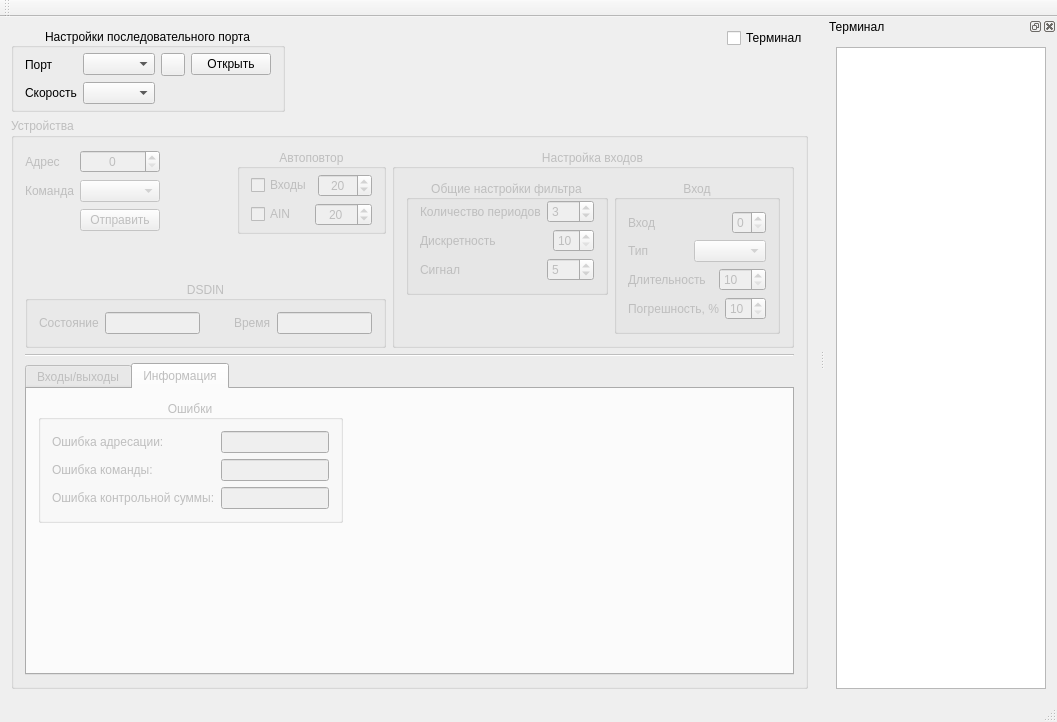
This is mainwindow.ui in vlarry/emulator as Qt 5 draws it before an edit. The edited form follows.
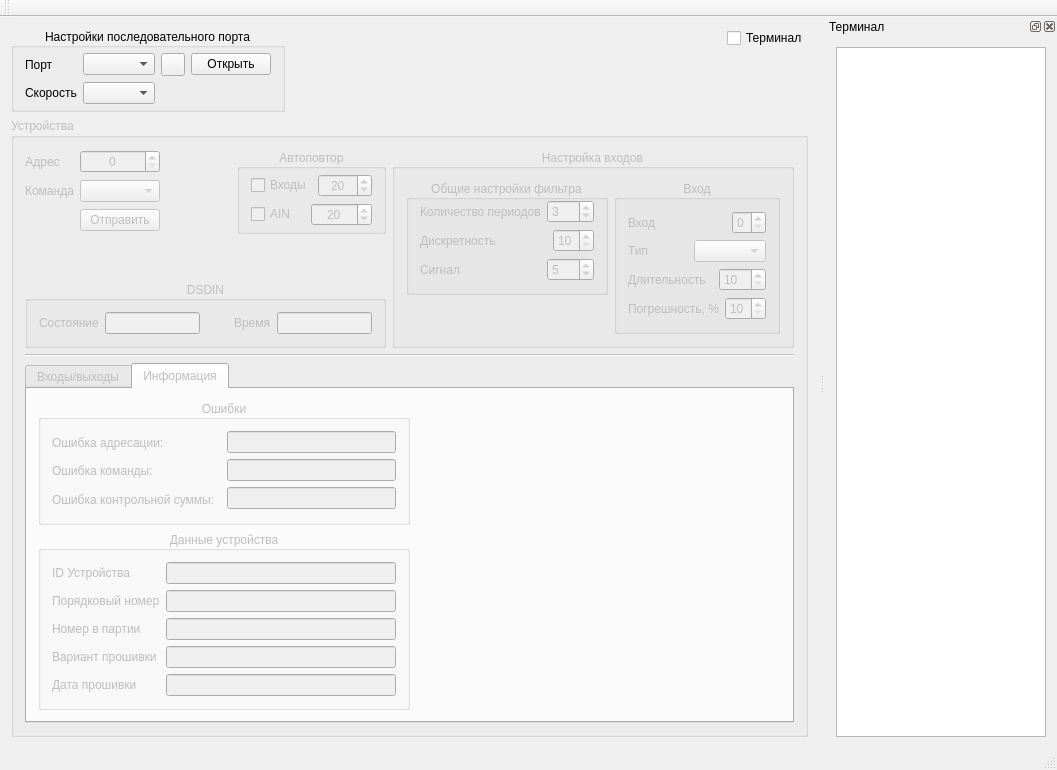
This is the edited form. The open tabs and pages were chosen to show the change. Icons and pictures are not drawn. Custom widgets are drawn as their Qt base class.

What changed in the file:
```diff
--- a/mainwindow.ui
+++ b/mainwindow.ui
@@ -7,7 +7,7 @@
     <x>0</x>
     <y>0</y>
     <width>1057</width>
-    <height>667</height>
+    <height>694</height>
    </rect>
   </property>
   <property name="windowTitle">
@@ -361,7 +361,7 @@
                      <number>10</number>
                     </property>
                     <property name="maximum">
-                     <number>1000</number>
+                     <number>10000</number>
                     </property>
                     <property name="singleStep">
                      <number>10</number>
@@ -4071,9 +4071,9 @@
           <attribute name="title">
            <string>Информация</string>
           </attribute>
-          <layout class="QVBoxLayout" name="verticalLayout_37">
+          <layout class="QHBoxLayout" name="horizontalLayout_72">
            <item>
-            <layout class="QHBoxLayout" name="horizontalLayout_72">
+            <layout class="QVBoxLayout" name="verticalLayout_39">
              <item>
               <widget class="QGroupBox" name="groupError">
                <property name="title">
@@ -4130,6 +4130,9 @@
                     <property name="maxLength">
                      <number>5</number>
                     </property>
+                    <property name="alignment">
+                     <set>Qt::AlignCenter</set>
+                    </property>
                     <property name="readOnly">
                      <bool>true</bool>
                     </property>
@@ -4146,6 +4149,9 @@
                     <property name="maxLength">
                      <number>5</number>
                     </property>
+                    <property name="alignment">
+                     <set>Qt::AlignCenter</set>
+                    </property>
                     <property name="readOnly">
                      <bool>true</bool>
                     </property>
@@ -4162,6 +4168,9 @@
                     <property name="maxLength">
                      <number>5</number>
                     </property>
+                    <property name="alignment">
+                     <set>Qt::AlignCenter</set>
+                    </property>
                     <property name="readOnly">
                      <bool>true</bool>
                     </property>
@@ -4173,29 +4182,151 @@
               </widget>
              </item>
              <item>
-              <spacer name="horizontalSpacer_12">
-               <property name="orientation">
-                <enum>Qt::Horizontal</enum>
+              <widget class="QGroupBox" name="groupDeviceInfo">
+               <property name="title">
+                <string>Данные устройства</string>
                </property>
-               <property name="sizeHint" stdset="0">
-                <size>
-                 <width>40</width>
-                 <height>20</height>
-                </size>
+               <property name="alignment">
+                <set>Qt::AlignCenter</set>
                </property>
-              </spacer>
+               <layout class="QHBoxLayout" name="horizontalLayout_73">
+                <item>
+                 <layout class="QVBoxLayout" name="verticalLayout_38">
+                  <item>
+                   <widget class="QLabel" name="label_29">
+                    <property name="text">
+                     <string>ID Устройства</string>
+                    </property>
+                    <property name="scaledContents">
+                     <bool>true</bool>
+                    </property>
+                   </widget>
+                  </item>
+                  <item>
+                   <widget class="QLabel" name="label_30">
+                    <property name="text">
+                     <string>Порядковый номер</string>
+                    </property>
+                    <property name="scaledContents">
+                     <bool>true</bool>
+                    </property>
+                   </widget>
+                  </item>
+                  <item>
+                   <widget class="QLabel" name="label_31">
+                    <property name="text">
+                     <string>Номер в партии</string>
+                    </property>
+                    <property name="scaledContents">
+                     <bool>true</bool>
+                    </property>
+                   </widget>
+                  </item>
+                  <item>
+                   <widget class="QLabel" name="label_32">
+                    <property name="text">
+                     <string>Вариант прошивки</string>
+                    </property>
+                    <property name="scaledContents">
+                     <bool>true</bool>
+                    </property>
+                   </widget>
+                  </item>
+                  <item>
+                   <widget class="QLabel" name="label_33">
+                    <property name="text">
+                     <string>Дата прошивки</string>
+                    </property>
+                    <property name="scaledContents">
+                     <bool>true</bool>
+                    </property>
+                   </widget>
+                  </item>
+                 </layout>
+                </item>
+                <item>
+                 <layout class="QVBoxLayout" name="verticalLayout_37">
+                  <item>
+                   <widget class="QLineEdit" name="leDeviceID">
+                    <property name="enabled">
+                     <bool>false</bool>
+                    </property>
+                    <property name="alignment">
+                     <set>Qt::AlignCenter</set>
+                    </property>
+                    <property name="readOnly">
+                     <bool>true</bool>
+                    </property>
+                   </widget>
+                  </item>
+                  <item>
+                   <widget class="QLineEdit" name="leDeviceNumber">
+                    <property name="enabled">
+                     <bool>false</bool>
+                    </property>
+                    <property name="alignment">
+                     <set>Qt::AlignCenter</set>
+                    </property>
+                    <property name="readOnly">
+                     <bool>true</bool>
+                    </property>
+                   </widget>
+                  </item>
+                  <item>
+                   <widget class="QLineEdit" name="leDeviceLotNum">
+                    <property name="enabled">
+                     <bool>false</bool>
+                    </property>
+                    <property name="alignment">
+                     <set>Qt::AlignCenter</set>
+                    </property>
+                    <property name="readOnly">
+                     <bool>true</bool>
+                    </property>
+                   </widget>
+                  </item>
+                  <item>
+                   <widget class="QLineEdit" name="leDeviceFirmwareVar">
+                    <property name="enabled">
+                     <bool>false</bool>
+                    </property>
+                    <property name="alignment">
+                     <set>Qt::AlignCenter</set>
+                    </property>
+                    <property name="readOnly">
+                     <bool>true</bool>
+                    </property>
+                   </widget>
+                  </item>
+                  <item>
+                   <widget class="QLineEdit" name="leDeviceFirmwareDate">
+                    <property name="enabled">
+                     <bool>false</bool>
+                    </property>
+                    <property name="alignment">
+                     <set>Qt::AlignCenter</set>
+                    </property>
+                    <property name="readOnly">
+                     <bool>true</bool>
+                    </property>
+                   </widget>
+                  </item>
+                 </layout>
+                </item>
+               </layout>
+              </widget>
              </item>
             </layout>
            </item>
            <item>
-            <spacer name="verticalSpacer_4">
+            <spacer name="horizontalSpacer_12">
              <property name="orientation">
-              <enum>Qt::Vertical</enum>
+              <enum>Qt::Horizontal</enum>
              </property>
              <property name="sizeHint" stdset="0">
               <size>
-               <width>20</width>
-               <height>128</height>
+               <width>370</width>
+               <height>20</height>
               </size>
              </property>
             </spacer>
```
Left out of the diff: 2 changed lines with no effect on the pictures.
